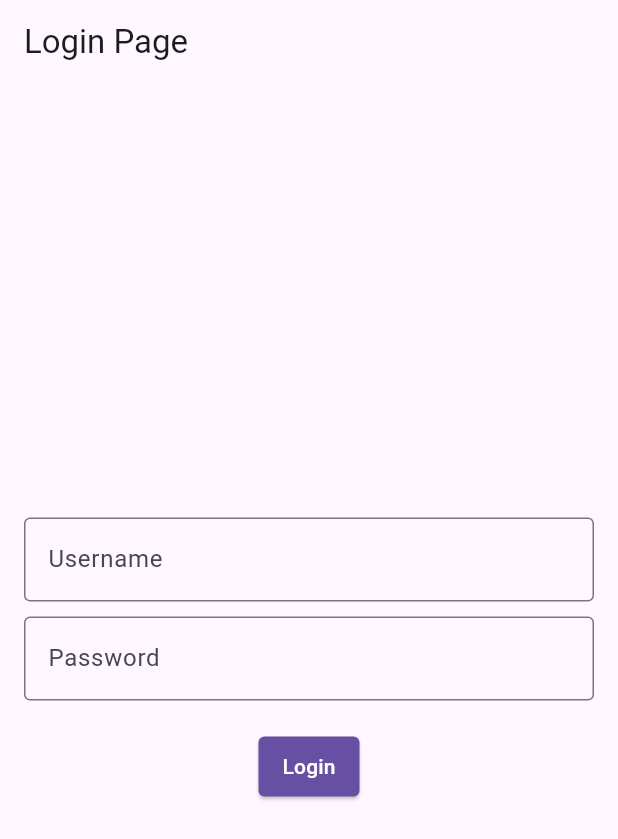
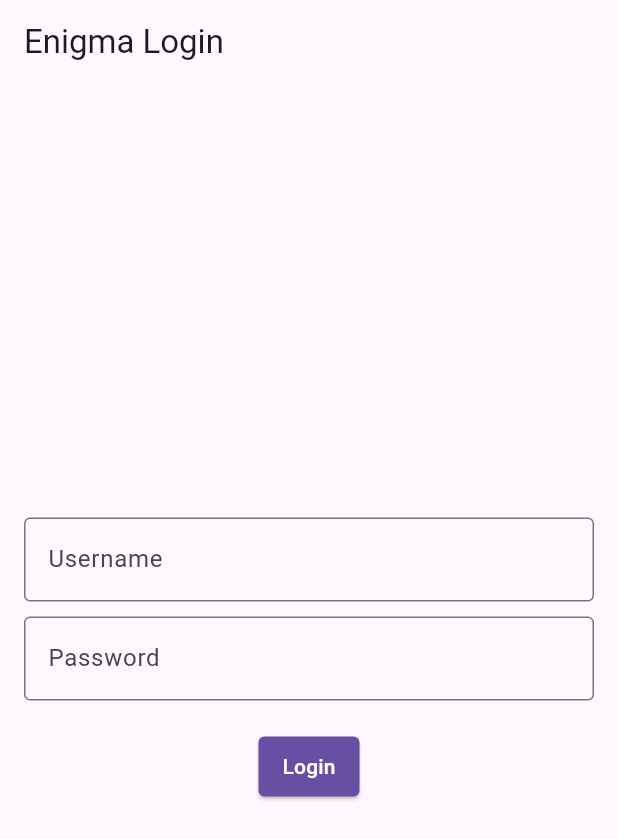
Before and after one commit to Biscgit/Enigma, a Flutter app: the screen it shows after launch, on a phone screen of 412 x 824 dp. Shown: the top 839 px of the screen. Run offline on Flutter 3.47's test engine with Material 3 defaults, Android fonts, the phone set to English and light mode, and no system bars; our stand-ins replace flutter_secure_storage.

Commit message:
improved looks

```diff
--- a/frontend/lib/login.dart
+++ b/frontend/lib/login.dart
@@ -54,13 +54,20 @@ class LoginPage extends StatelessWidget {
 
   @override
   Widget build(BuildContext context) {
+    double screenWidth = MediaQuery.of(context).size.width;
+    double screenHeight = MediaQuery.of(context).size.height;
+    double loginWidth = screenHeight * 0.5;
+
     return Scaffold(
       appBar: AppBar(
-        title: const Text('Login Page'),
+        title: const Text('Enigma Login'),
       ),
       body: Center(
         child: SingleChildScrollView(
           padding: const EdgeInsets.all(16.0),
+          child: Container(
+            constraints: BoxConstraints(maxWidth: screenWidth),
+            width: loginWidth,
             child: Column(
               mainAxisAlignment: MainAxisAlignment.center,
               children: <Widget>[
@@ -102,6 +109,7 @@ class LoginPage extends StatelessWidget {
             ),
           ),
         ),
+      ),
     );
   }
 }
```
Lines whose indentation alone changed are shown as unchanged.
